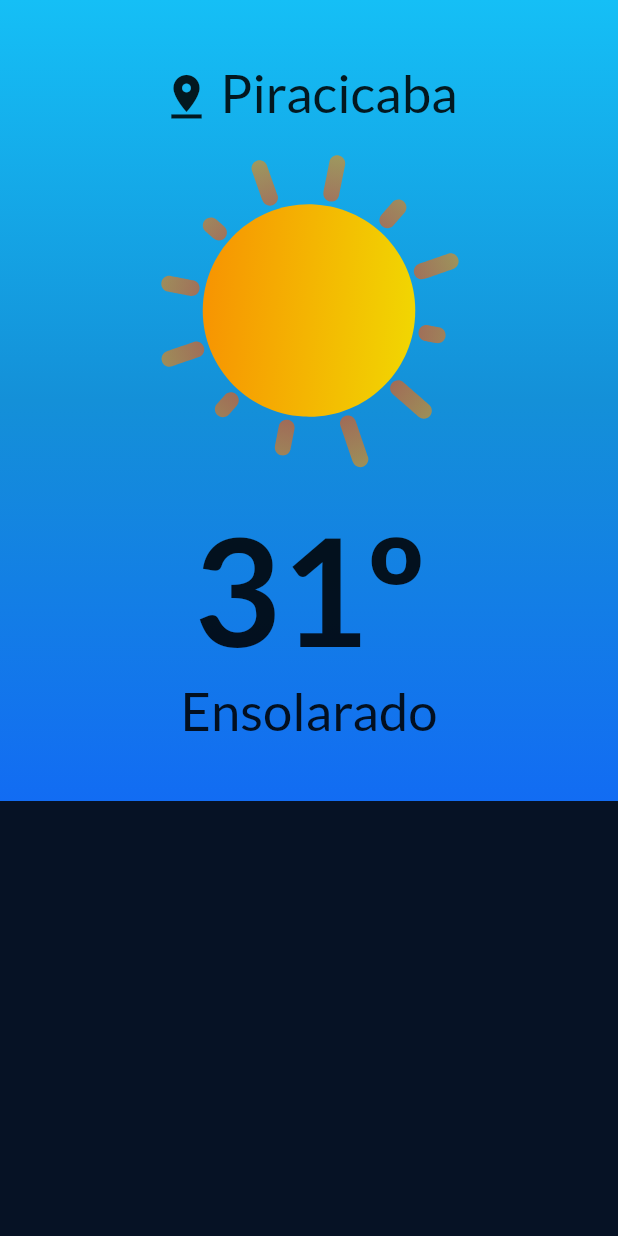
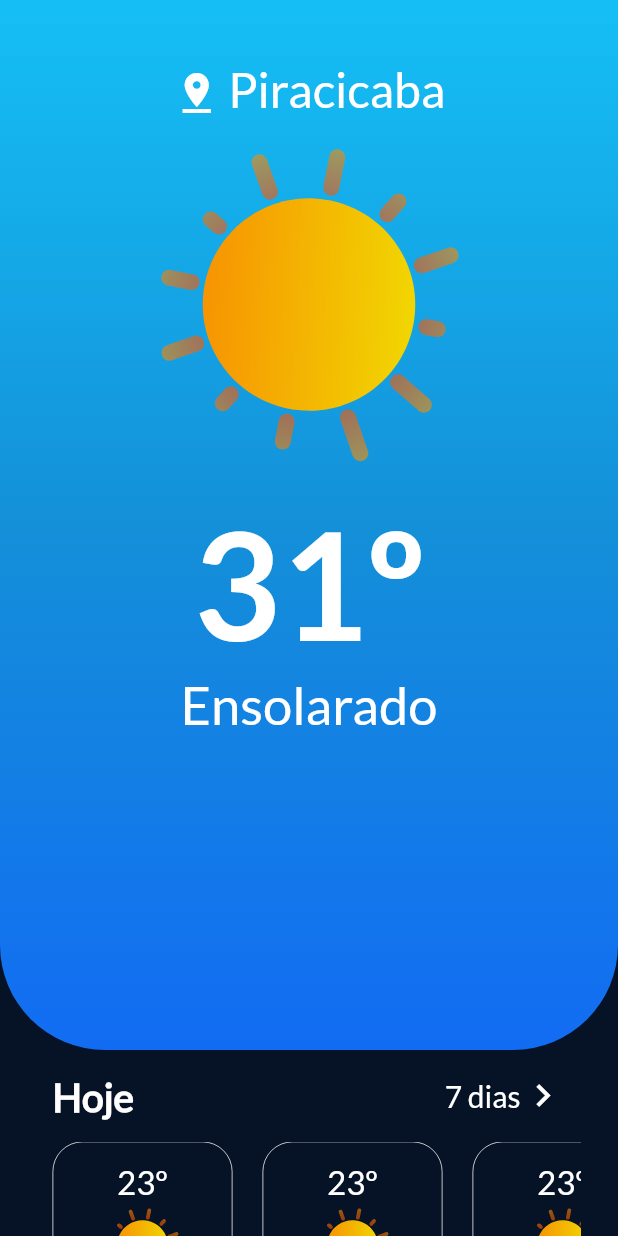
Before and after one commit to vivianeor/weather_app, a Flutter app: the screen it shows after launch, on a phone screen of 412 x 824 dp. Run offline on Flutter 3.47's test engine with Material 2 defaults, Android fonts, the phone set to English and light mode, and no system bars; our stand-ins replace lottie.

Commit message:
previsão do tempo de hoje, apenas layout

```diff
--- a/lib/features/presentation/ui/pages/home_page.dart
+++ b/lib/features/presentation/ui/pages/home_page.dart
@@ -1,4 +1,6 @@
+import 'package:flutter/cupertino.dart';
 import 'package:flutter/material.dart';
+import 'package:flutter/rendering.dart';
 import 'package:lottie/lottie.dart';
 
 //https://dribbble.com/shots/15661680-Weather-App
@@ -11,14 +13,46 @@ class HomePage extends StatefulWidget {
 }
 
 class _HomePageState extends State<HomePage> {
+  double _height = 700;
+
   @override
   Widget build(BuildContext context) {
     return Scaffold(
       backgroundColor: const Color(0xff061225),
-      body: SingleChildScrollView(
-        child: Container(
+      body: NotificationListener<ScrollNotification>(
+        onNotification: (ScrollNotification notification) {
+          if (notification is UserScrollNotification) {
+            if (notification.direction == ScrollDirection.forward) {
+              setState(() {
+                _height = 550;
+              });
+            } else if (notification.direction == ScrollDirection.reverse) {
+              setState(() {
+                _height = 750;
+              });
+            }
+          }
+          return false;
+        },
+        child: ListView(
+          children: [
+            _currentWeather(),
+            _currentWeatherHourly()
+          ],
+        ),
+      ),
+    );
+  }
+
+  Widget _currentWeather() {
+    return  AnimatedContainer(
+      duration: const Duration(milliseconds: 500),
+      height: _height,
+      width: MediaQuery.of(context).size.width,
       padding: const EdgeInsets.symmetric(vertical: 40),
       decoration: const BoxDecoration(
+        borderRadius: BorderRadius.only(bottomLeft:  Radius.circular(70),
+            bottomRight: Radius.circular(70)),
         gradient: LinearGradient(
             begin: Alignment.topCenter,
             end: Alignment.bottomCenter,
@@ -31,10 +65,10 @@ class _HomePageState extends State<HomePage> {
             mainAxisAlignment: MainAxisAlignment.center,
             crossAxisAlignment: CrossAxisAlignment.end,
             children: const [
-                  Icon(Icons.pin_drop, size: 35),
+              Icon(Icons.pin_drop, size: 32, color: Colors.white),
               SizedBox(width: 5),
               Text('Piracicaba', style:
-                    TextStyle(fontSize: 35)),
+              TextStyle(fontSize: 32, color: Colors.white)),
             ],
           ),
           Column(
@@ -44,14 +78,78 @@ class _HomePageState extends State<HomePage> {
                   style: TextStyle(fontSize: 100,
                       fontFamily: 'Lato Bold',
                       fontWeight: FontWeight.normal,
+                      color: Colors.white
                   )),
-                 const Text('Ensolarado', style: TextStyle(fontSize: 35))
+              const Text('Ensolarado', style: TextStyle(fontSize: 35,
+                  color: Colors.white))
             ],
           )
         ],
       ),
+    );
+  }
+
+  Widget _currentWeatherHourly() {
+    return Column(
+      children: [
+        Container(
+          padding: const EdgeInsets.symmetric(horizontal: 35, vertical: 15),
+          child: Row(
+            mainAxisAlignment: MainAxisAlignment.spaceBetween,
+            children: [
+              const Text('Hoje', style: TextStyle(fontSize: 26,
+                  color: Colors.white, fontWeight: FontWeight.w600)),
+              Row(
+                crossAxisAlignment: CrossAxisAlignment.center,
+                mainAxisAlignment: MainAxisAlignment.center,
+                children: [
+                  GestureDetector(
+                    onTap: () {
+                      //diminuir o tamanho do azul
+                      //desaparecer a previsão de hoje
+                      //mostrar a lista de previsão dos proximos dias
+                    },
+                    child: const Text(
+                        '7 dias',
+                        style: TextStyle(fontSize: 20, color: Colors.white))),
+                  const Icon(Icons.chevron_right, color: Colors.white, size: 30)
+                ],
               ),
+            ],
+          ),
+        ),
+        Container(
+          width: MediaQuery.of(context).size.width,
+          height: 135,
+          padding: const EdgeInsets.symmetric(horizontal: 25),
+          child: ListView.builder(
+              scrollDirection: Axis.horizontal,
+              shrinkWrap: true,
+              physics: const NeverScrollableScrollPhysics(),
+              itemCount: 3,
+              itemBuilder: (context, index) {
+                return Container(
+                  width: 120,
+                  margin: const EdgeInsets.symmetric(horizontal: 10),
+                  decoration: BoxDecoration(
+                      borderRadius: BorderRadius.circular(20),
+                      border: Border.all(color: Colors.white, width: .5)
+                  ),
+                  child: Column(
+                    mainAxisAlignment: MainAxisAlignment.center,
+                    children: [
+                      const Text('23º', style: TextStyle(fontSize: 22,
+                          color: Colors.white)),
+                      Lottie.asset('assets/animations/sunny.json', width: 60),
+                      const Text('10:00', style: TextStyle(fontSize: 18,
+                          color: Colors.white)),
+                    ],
                   ),
                 );
               }
+          ),
+        )
+      ],
+    );
   }
+}
```
Lines whose indentation alone changed are shown as unchanged.
